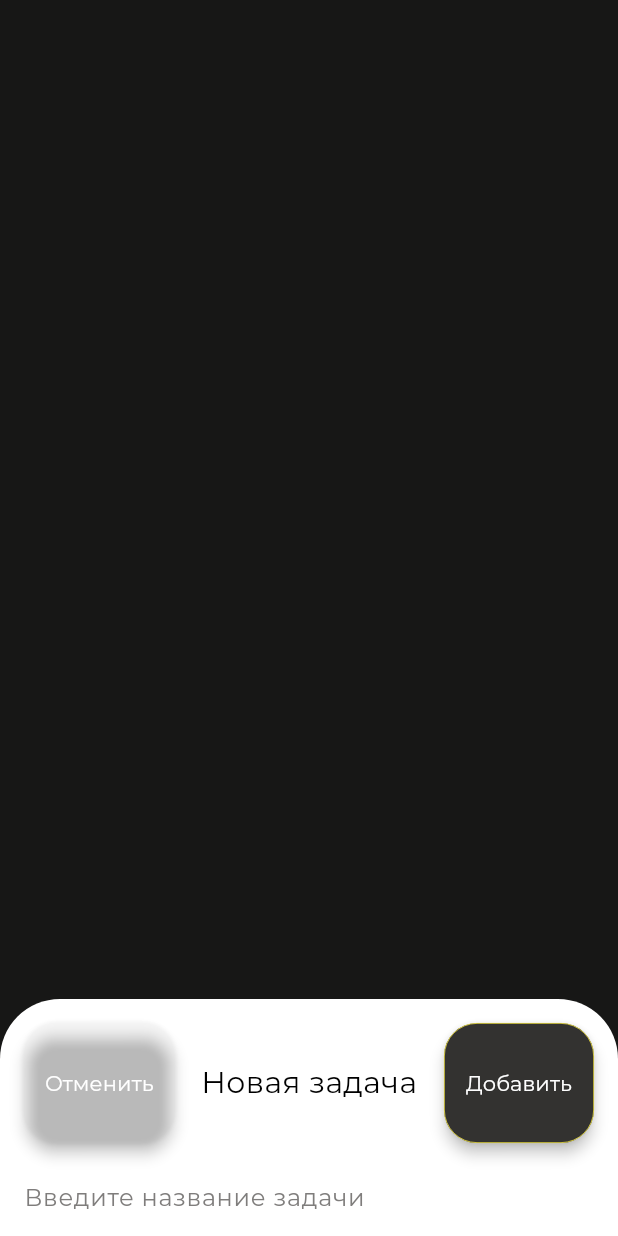
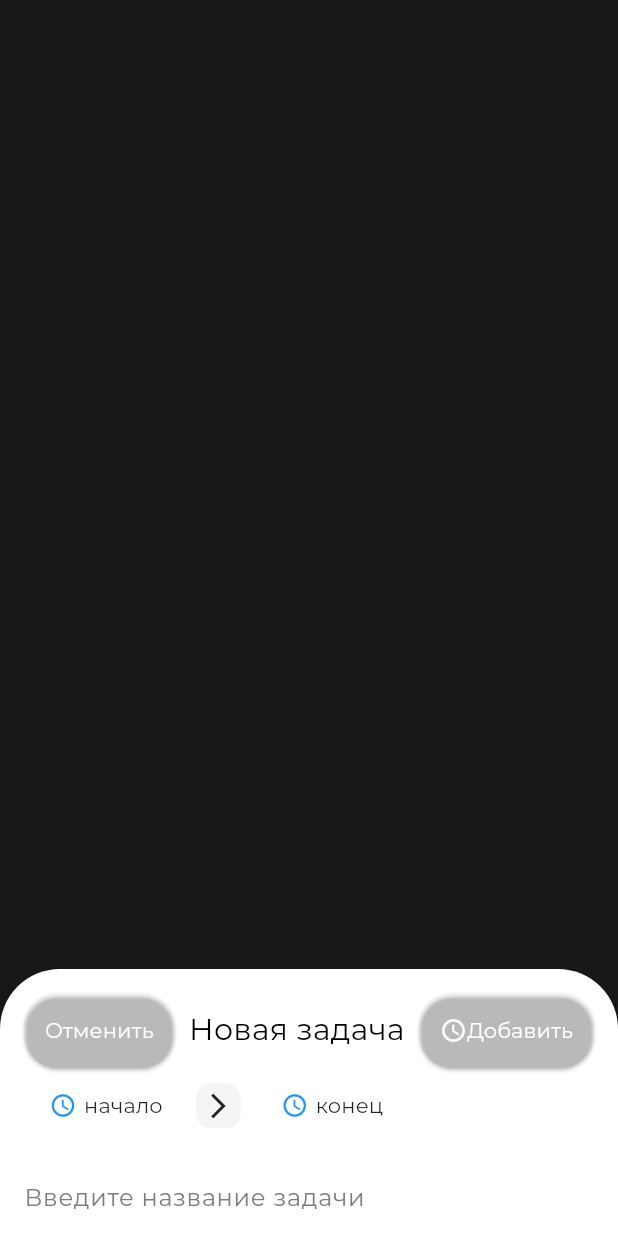
Before and after one commit to Aveerr/Flutter_todo, a Flutter app: what showAddModalBottom() shows on an empty page, opened directly, on a phone screen of 412 x 824 dp. Run offline on Flutter 3.47's test engine with Material 3 defaults, Android fonts, the phone set to English and light mode, and no system bars; our stand-ins replace table_calendar; project files that could hold a hidden picture were left out.

Commit message:
Добавленна modal state

```diff
--- a/lib/features/modalBottomSheet/presentation/modal_bottom_sheet.dart
+++ b/lib/features/modalBottomSheet/presentation/modal_bottom_sheet.dart
@@ -1,9 +1,9 @@
 import 'package:flutter/material.dart';
 import 'package:provider/provider.dart';
-import '../../../core/widget/task.dart';
 import '../../../theme/app_colors.dart';
 import '../../calendar/domain/calendar_state.dart';
-import '../../tasks/domain/tasks_list_state.dart';
+import 'modal_bottom_task_timer.dart';
+import 'modal_bottom_top_bar.dart';
 
 void showAddModalBottom(BuildContext context){
   final TextEditingController controller = TextEditingController();
@@ -31,60 +31,8 @@ void showAddModalBottom(BuildContext context){
             mainAxisSize: MainAxisSize.min, // важно!
             crossAxisAlignment: CrossAxisAlignment.start,
             children: [
-              Center(
-                child: Row(
-                  mainAxisAlignment: MainAxisAlignment.center,
-                  children: [
-                    ElevatedButton(
-                      style: ElevatedButton.styleFrom(
-                        backgroundColor: Colors.transparent,
-                        side: BorderSide(color: Colors.transparent, width: 0),
-                        minimumSize: const Size(100, 80),
-                      ),
-                      onPressed: () {
-                        Provider.of<TaskState>(context, listen: false).addTask(
-                          date,
-                          Task(
-                            title: controller.text,
-                            year: selectedDay.year,
-                            month: selectedDay.month,
-                            day: selectedDay.day,
-                          ),
-                        );
-                        controller.clear();
-                        Navigator.pop(context);
-                      },
-                      child: Text('Отменить')
-                    ),
-                    Expanded(
-                        child: Text(
-                            'Новая задача',
-                            style: TextStyle(fontSize: 20, color: Colors.black),
-                          textAlign: TextAlign.center,
-                        )
-                    ),
-                    ElevatedButton(
-                        style: ElevatedButton.styleFrom(
-                          minimumSize: const Size(100, 80),
-                        ),
-                        onPressed: () {
-                          Provider.of<TaskState>(context, listen: false).addTask(
-                            date,
-                            Task(
-                              title: controller.text,
-                              year: selectedDay.year,
-                              month: selectedDay.month,
-                              day: selectedDay.day,
-                            ),
-                          );
-                          controller.clear();
-                          Navigator.pop(context);
-                        },
-                        child: Text('Добавить')
-                    ),
-                  ],
-                ),
-              ),
+              TopBar(selectedDay: selectedDay, date: date, controller: controller),
+              TaskTimeLimit(),
               SizedBox(height: 12),
               TextField(
                 controller: controller,
--- /dev/null
+++ b/lib/features/modalBottomSheet/presentation/modal_bottom_task_timer.dart
@@ -0,0 +1,92 @@
+import 'package:flutter/cupertino.dart';
+import 'package:flutter/material.dart';
+
+class TaskTimeLimit extends StatefulWidget {
+  const TaskTimeLimit({super.key});
+
+  @override
+  State<TaskTimeLimit> createState() => _TaskTimeLimitState();
+}
+
+Future<TimeOfDay?> _selectTime(BuildContext context, TimeOfDay? initialTime) async {
+  return await showTimePicker(
+    context: context,
+    initialTime: initialTime ?? TimeOfDay.now(), // если null — используем текущее время
+  );
+}
+
+class _TaskTimeLimitState extends State<TaskTimeLimit> {
+  TimeOfDay? TaskStartTime = null;
+  TimeOfDay? TaskEndTime = null;
+  @override
+  Widget build(BuildContext context) {
+
+
+    return Row(
+      children: [
+        Padding(padding: EdgeInsets.only(top: 50)),
+        TextButton(
+          onPressed: () async{
+            final pick = await _selectTime(context, TaskStartTime);
+            print(pick);
+            if (pick != null){
+              setState(() {
+                TaskStartTime = pick;
+              });
+            }
+          },
+          child: Row(
+            children: [
+              Padding(
+                padding: const EdgeInsets.symmetric(horizontal: 5),
+                child: Icon(Icons.access_time),
+              ),
+              Text(
+                TaskStartTime?.format(context) ?? "начало",
+                style: TextStyle(color: Colors.black87),
+              ),
+            ],
+          ),
+        ), ///Начало задачи
+
+        Container(
+          margin: EdgeInsets.all(10),
+          width: 30,
+          height: 30,
+          decoration: BoxDecoration(
+            color: Colors.grey.shade100,
+            borderRadius: BorderRadius.circular(10),
+          ),
+          child: Icon(
+            Icons.arrow_forward_ios_outlined,
+            size: 20,
+          ),
+        ), /// просто стрелочка
+
+        TextButton(
+          onPressed: () async{
+            final pick = await _selectTime(context, TaskEndTime);
+            print(pick);
+            if (pick != null){
+              setState(() {
+                TaskEndTime = pick;
+              });
+            }
+          },
+          child: Row(
+            children: [
+              Padding(
+                padding: EdgeInsetsGeometry.symmetric(horizontal: 5),
+                child: Icon(Icons.access_time),
+              ),
+              Text(
+                TaskEndTime?.format(context) ?? "конец",
+                style: TextStyle(color: Colors.black87),
+              ),
+            ],
+          ),
+        )
+      ],
+    ); ///Конец задачи
+  }
+}
--- /dev/null
+++ b/lib/features/modalBottomSheet/presentation/modal_bottom_top_bar.dart
@@ -0,0 +1,78 @@
+import 'package:flutter/cupertino.dart';
+import 'package:flutter/foundation.dart';
+import 'package:flutter/material.dart';
+import 'package:provider/provider.dart';
+
+import '../../../core/widget/task.dart';
+import '../../tasks/domain/tasks_list_state.dart';
+
+class TopBar extends StatelessWidget {
+  final DateTime selectedDay;
+  final TextEditingController controller;
+  final date;
+  const TopBar({
+    super.key,
+    required this.selectedDay,
+    required this.controller,
+    this.date,
+  });
+
+  @override
+  Widget build(BuildContext context) {
+    return Center(
+      child: Row(
+        mainAxisAlignment: MainAxisAlignment.center,
+        children: [
+          ElevatedButton(
+              style: ElevatedButton.styleFrom(
+                backgroundColor: Colors.transparent,
+                side: BorderSide(color: Colors.transparent, width: 0),
+                minimumSize: const Size(100, 50),
+              ),
+              onPressed: () {
+                Navigator.pop(context);
+                if (kDebugMode) {
+                  print('#moddal_bottom отменено создание задачи');
+                }
+              },
+              child: Text('Отменить')
+          ), ///ОТМЕНИТЬ ЗАДАЧУ
+          Expanded(
+              child: Text(
+                'Новая задача',
+                style: TextStyle(fontSize: 20, color: Colors.black),
+                textAlign: TextAlign.center,
+              )
+          ), ///НОВАЯ ЗАДАЧА НАДПИСЬ
+          ElevatedButton(
+              style: ElevatedButton.styleFrom(
+                backgroundColor: Colors.transparent,
+                side: BorderSide(color: Colors.transparent, width: 0),
+                minimumSize: const Size(100, 50),
+              ),
+              onPressed: () {
+                Provider.of<TaskState>(context, listen: false).addTask(
+                  date,
+                  Task(
+                    title: controller.text,
+                    year: selectedDay.year,
+                    month: selectedDay.month,
+                    day: selectedDay.day,
+                  ),
+                );
+                controller.clear();
+                Navigator.pop(context);
+              },
+              child: Row(
+                children: [
+                  Icon(Icons.access_time),
+                  Text('Добавить'),
+                ],
+              )
+          ), /// СОЗДАТЬ ЗАДАЧУ
+        ],
+      ),
+    );
+  }
+
+}
--- a/lib/features/tasks/domain/tasks_list_state.dart
+++ b/lib/features/tasks/domain/tasks_list_state.dart
@@ -19,6 +19,7 @@ class TaskState extends ChangeNotifier {
     if (kDebugMode) {
       print('task_state: Дата $Date');
     }
+
     if(_tasks[Date] == null) {
       _tasks[Date] = [task];
     } else {
--- a/lib/features/todoScreen/presentation/todo_floating_action_button.dart
+++ b/lib/features/todoScreen/presentation/todo_floating_action_button.dart
@@ -16,7 +16,7 @@ class _ToDoFloatingActionButtonState extends State<ToDoFloatingActionButton> {
     return FloatingActionButton(
       onPressed: () {
         if (kDebugMode) {
-          print('Созданна новая задача');
+          print('#todo_float_action_but Создание задачи');
         }
 
         showAddModalBottom(context);
--- a/lib/theme/app_theme.dart
+++ b/lib/theme/app_theme.dart
@@ -14,15 +14,12 @@ final ThemeData appTheme = ThemeData(
   ),
   elevatedButtonTheme: ElevatedButtonThemeData(
     style: ElevatedButton.styleFrom(
-      minimumSize: const Size(double.infinity, 80),
-      backgroundColor: AppColors.third,
       foregroundColor: Colors.white,
       padding: const EdgeInsets.symmetric(horizontal: 14, vertical: 14),
       side: BorderSide(color: AppColors.secondary, width: 0.5),
       shape: RoundedRectangleBorder(
         borderRadius: BorderRadius.circular(22),
       ),
-      elevation: 4,
     ),
   ),
 );
```
Also changed, not shown: lib/features/modalBottomSheet/domain/modal_bottom_state.dart (added, +23 -0 lines).
